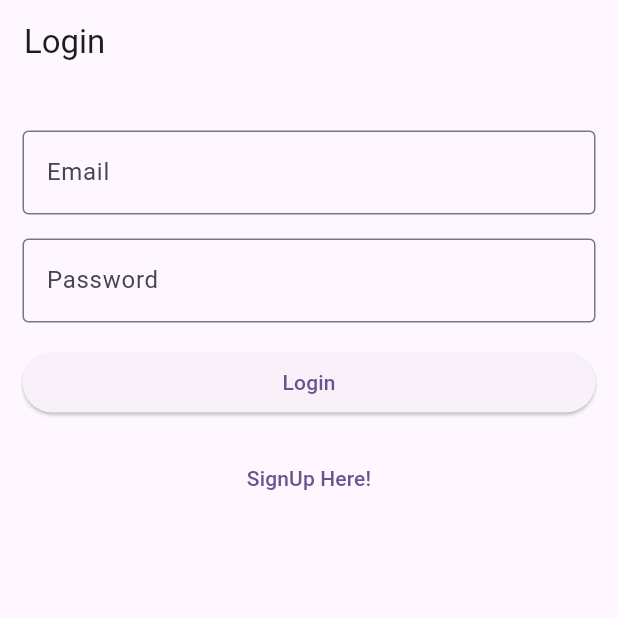
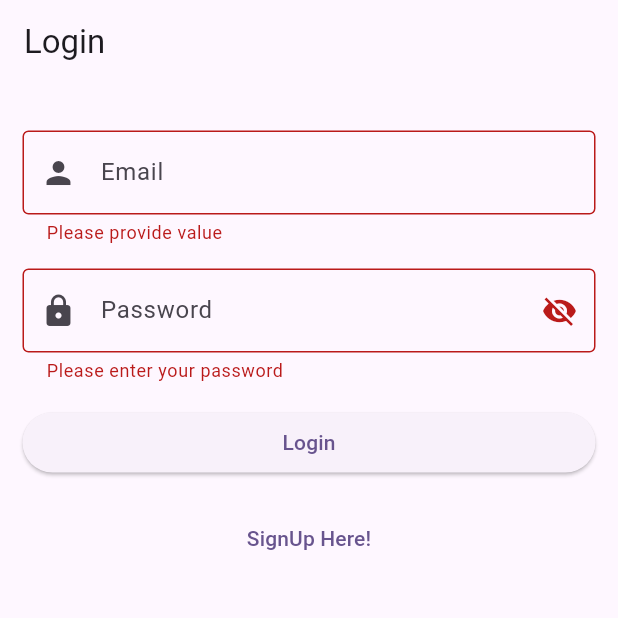
Before and after one commit to sadiqawan/ToDoApp, a Flutter app: the screen it shows after launch, after a tap on "Login", on a phone screen of 412 x 824 dp, the top half of it. Run offline on Flutter 3.47's test engine with Material 3 defaults, Android fonts, the phone set to English and light mode, and no system bars; our stand-ins replace cloud_firestore, firebase_auth, firebase_core, fluttertoast, gap; accounts and stored records are empty.

Commit message:
login and signup done

```diff
--- a/lib/screens/login_screen.dart
+++ b/lib/screens/login_screen.dart
@@ -1,5 +1,9 @@
+import 'package:firebase_assig/screens/home_screen.dart';
+import 'package:firebase_assig/screens/signup_screen.dart';
+import 'package:firebase_auth/firebase_auth.dart';
 import 'package:flutter/material.dart';
 import 'package:flutter/services.dart';
+import 'package:fluttertoast/fluttertoast.dart';
 import 'package:gap/gap.dart';
 
 class LoginScreen extends StatefulWidget {
@@ -10,8 +14,16 @@ class LoginScreen extends StatefulWidget {
 }
 
 class _LoginScreenState extends State<LoginScreen> {
-  late String email, password;
+  bool obscureText = true;
+  String? email, password;
   final formKey = GlobalKey<FormState>();
+
+  @override
+  void initState() {
+    email;
+    password;
+    super.initState();
+  }
 
   @override
   Widget build(BuildContext context) {
@@ -29,12 +41,9 @@ class _LoginScreenState extends State<LoginScreen> {
                 TextFormField(
                   decoration: const InputDecoration(
                     hintText: 'Email',
+                    prefixIcon: Icon(Icons.person),
                     border: OutlineInputBorder(),
                   ),
-                  inputFormatters: <TextInputFormatter>[
-                    FilteringTextInputFormatter.allow(RegExp(
-                        r"^[a-zA-Z0-9.a-zA-Z0-9.!#$%&'*+-/=?^_`{|}~]+@[a-zA-Z0-9]+\.[a-zA-Z]+")),
-                  ],
                   keyboardType: TextInputType.emailAddress,
                   validator: (text) {
                     if (text == null || text.isEmpty) {
@@ -46,13 +55,24 @@ class _LoginScreenState extends State<LoginScreen> {
                 ),
                 const Gap(16),
                 TextFormField(
+                  obscureText: obscureText,
                   keyboardType: TextInputType.visiblePassword,
-                  decoration: const InputDecoration(
+                  decoration: InputDecoration(
                     hintText: 'Password',
-                    border: OutlineInputBorder(),
+                    prefixIcon: const Icon(Icons.lock),
+                    suffixIcon: IconButton(
+                        onPressed: () {
+                          setState(() {
+                            obscureText = !obscureText;
+                          });
+                        },
+                        icon: Icon(
+                          obscureText ? Icons.visibility_off : Icons.visibility,
+                        )),
+                    border: const OutlineInputBorder(),
                   ),
-                  validator: (text){
-                    if(text == null || text.isEmpty){
+                  validator: (text) {
+                    if (text == null || text.isEmpty) {
                       return 'Please enter your password';
                     }
                     password = text.trim();
@@ -60,11 +80,32 @@ class _LoginScreenState extends State<LoginScreen> {
                   },
                 ),
                 const Gap(16),
-                ElevatedButton(onPressed: () {
-
-                }, child: const Text('Login')),
+                ElevatedButton(
+                    onPressed: () async {
+                      if (formKey.currentState!.validate()) {
+                        FirebaseAuth auth = FirebaseAuth.instance;
+                        UserCredential userCre =
+                            await auth.signInWithEmailAndPassword(
+                                email: email.toString().toString(),
+                                password: password.toString().trim());
+                        if (userCre != null) {
+                          Navigator.of(context).pushReplacement(
+                              MaterialPageRoute(builder: (context) {
+                            return const HomeScreen();
+                          }));
+                        } else {
+                          Fluttertoast.showToast(msg: 'UnSucess');
+                        }
+                      }
+                    },
+                    child: const Text('Login')),
                 const Gap(16),
-                TextButton(onPressed: () {}, child: const Text('SignUp Here!'))
+                TextButton(
+                    onPressed: () {
+                      Navigator.of(context).push(MaterialPageRoute(
+                          builder: (context) => const SignupScreen()));
+                    },
+                    child: const Text('SignUp Here!'))
               ],
             )),
       ),
```
Also changed, not shown: lib/screens/home_screen.dart (+15 -0 lines), lib/screens/signup_screen.dart (+202 -0 lines).
